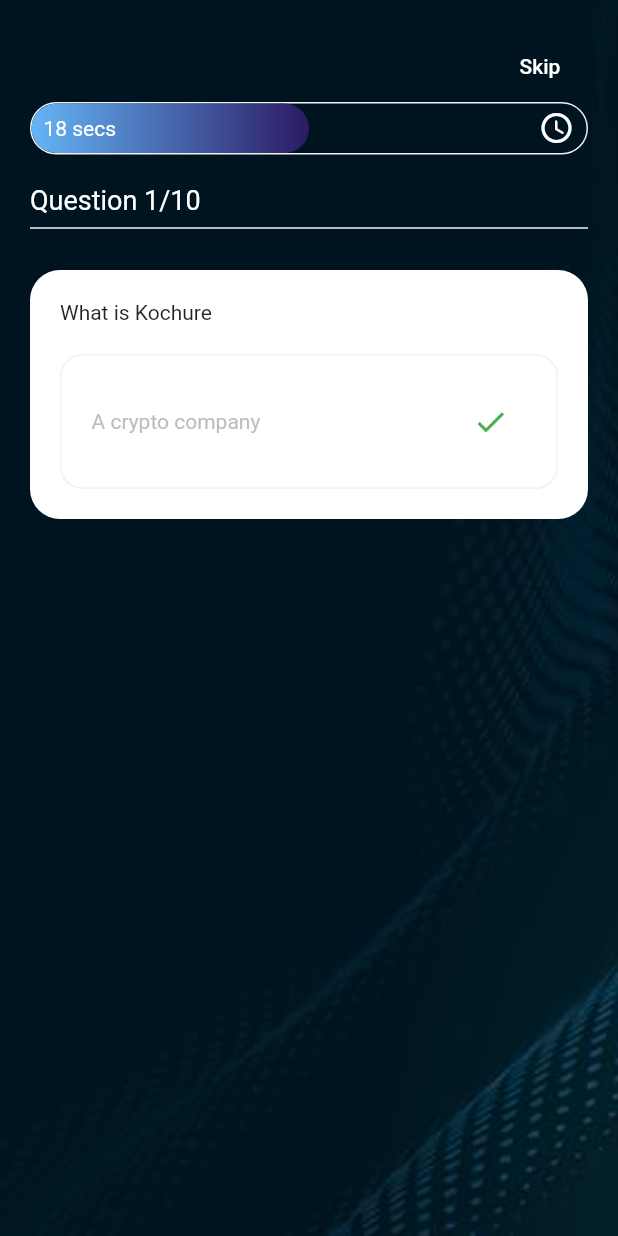
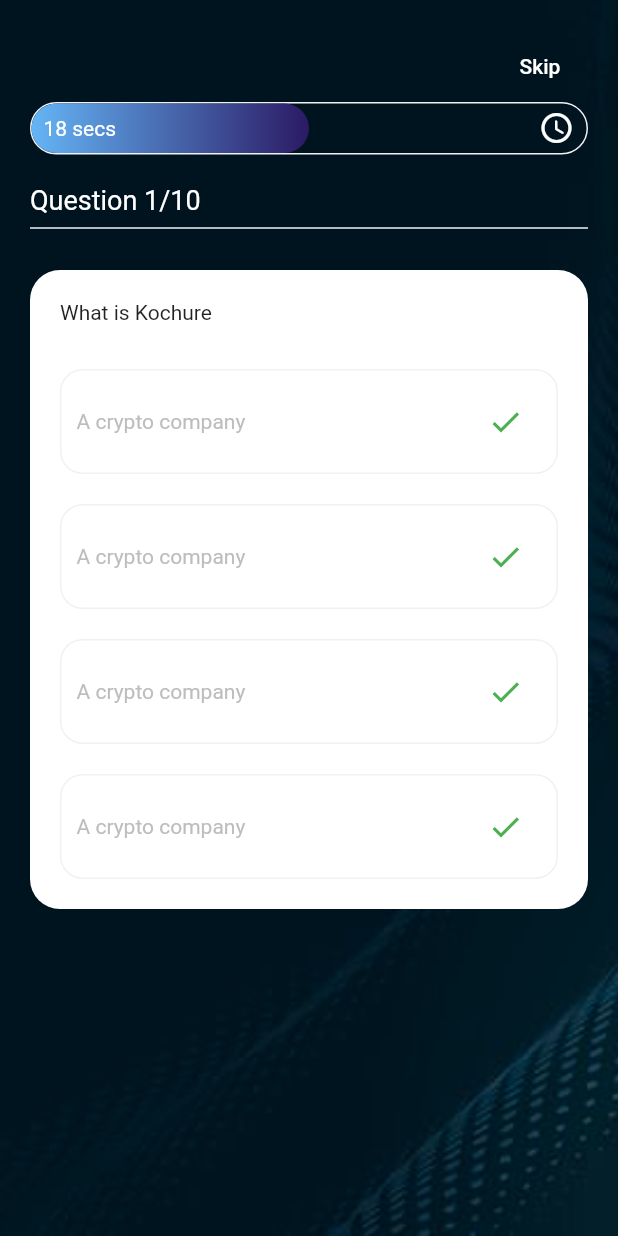
Before and after one commit to Captured-Heart/kochure_quiz_app, a Flutter app: the screen it shows after launch, on a phone screen of 412 x 824 dp. Run offline on Flutter 3.47's test engine with Material 2 defaults, Android fonts, the phone set to English and light mode, and no system bars; our stand-ins replace animated_text_kit, flutter_riverpod, google_fonts.

Commit message:
Extracted question_card.dart

```diff
--- a/lib/mobile/views/mobile_main.dart
+++ b/lib/mobile/views/mobile_main.dart
@@ -1,6 +1,7 @@
+import 'package:kochure_quiz_app/widgets/question_card.dart';
 import 'package:kochure_quiz_app/widgets/timer_card.dart';
+
 import '../../app.dart';
-import '../../widgets/options.dart';
 
 class QuizScreen extends ConsumerWidget {
   const QuizScreen({super.key});
@@ -52,24 +53,7 @@ class QuizScreen extends ConsumerWidget {
                 const SizedBox(
                   height: 20,
                 ),
-                Container(
-                  width: double.maxFinite,
-                  padding: const EdgeInsets.all(20),
-                  decoration: const BoxDecoration(
-                    color: Colors.white,
-                    borderRadius: BorderRadius.all(
-                      Radius.circular(20),
-                    ),
-                  ),
-                  child: Column(
-                    crossAxisAlignment: CrossAxisAlignment.start,
-                    children: const [
-                      Text('What is Kochure'),
-                      //Options Card
-                      Options(),
-                    ],
-                  ),
-                )
+                const QuestionCard()
               ],
             ),
           ),
--- a/lib/widgets/options.dart
+++ b/lib/widgets/options.dart
@@ -9,7 +9,7 @@ class Options extends StatelessWidget {
   Widget build(BuildContext context) {
     return Container(
       margin: const EdgeInsets.only(top: 20),
-      padding: const EdgeInsets.all(20),
+      padding: const EdgeInsets.all(10),
       decoration: BoxDecoration(
           border: Border.all(color: BrandColors.colorGrey),
           borderRadius: const BorderRadius.all(
--- /dev/null
+++ b/lib/widgets/question_card.dart
@@ -0,0 +1,33 @@
+import 'package:flutter/material.dart';
+
+import 'options.dart';
+
+class QuestionCard extends StatelessWidget {
+  const QuestionCard({Key? key}) : super(key: key);
+
+  @override
+  Widget build(BuildContext context) {
+    return Container(
+      width: double.maxFinite,
+      padding: const EdgeInsets.all(20),
+      decoration: const BoxDecoration(
+        color: Colors.white,
+        borderRadius: BorderRadius.all(
+          Radius.circular(20),
+        ),
+      ),
+      child: Column(
+        crossAxisAlignment: CrossAxisAlignment.start,
+        children: const [
+          Text('What is Kochure'),
+          //Options Card
+          SizedBox(height: 20/2,),
+          Options(),
+          Options(),
+          Options(),
+          Options(),
+        ],
+      ),
+    );
+  }
+}
```
